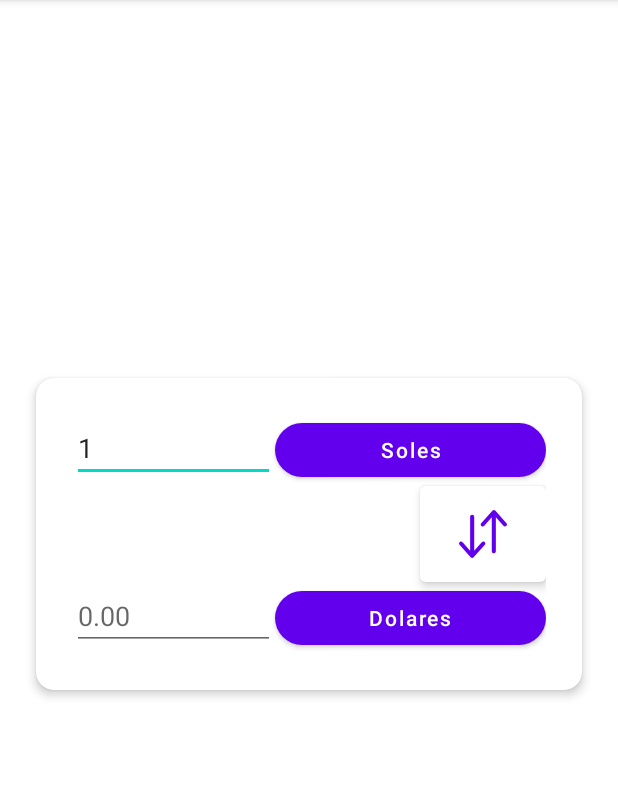
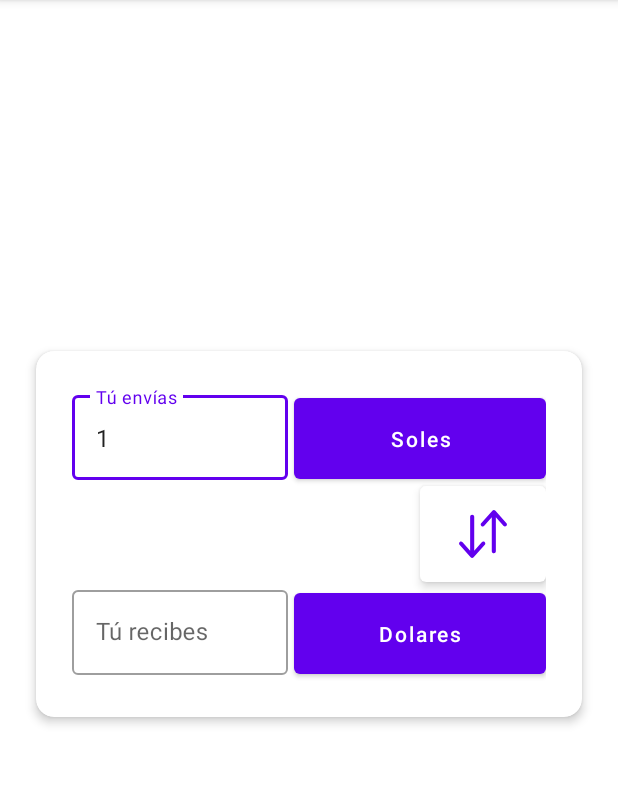
Before and after one commit to juanricardorc/challenge-peru, an Android app: the fragment ExchangeRateFragment shown on its own in the app's theme, on a phone screen of 412 x 824 dp, the part 84-869 px from its top. Run offline under Robolectric (Android 15) with nearby library versions, the phone set to English and light mode, and no system bars; network calls fail; 1 statement that could not run was skipped.

Commit message:
nuevas vistas.

```diff
--- a/app/src/main/java/com/juanricardorc/androidchallengebcp/presentation/ExchangeRateFragment.kt
+++ b/app/src/main/java/com/juanricardorc/androidchallengebcp/presentation/ExchangeRateFragment.kt
@@ -77,7 +77,14 @@ class ExchangeRateFragment : Fragment(), ExchangeRateBelowButtonListener,
         if (!aboveText.isNullOrBlank() && rateResponse != null) {
             var result = aboveText.toFloat() * rateResponse.value
             this.binding.exchangeRateView.setBelowEditText(result.toString())
+            setupInfo(rateResponse)
         }
+    }
+
+    private fun setupInfo(rateResponse: RateResponse) {
+        var country = this.exchangeRateViewModel.getAboveValue().value?.country
+        this.binding.infoTextView.text =
+            "1 " + country + "  ==>>  " + rateResponse.monetary + " : " + rateResponse.value
     }
 
     private fun initialize() {
--- a/app/src/main/res/layout/fragment_exchange_rate.xml
+++ b/app/src/main/res/layout/fragment_exchange_rate.xml
@@ -24,4 +24,16 @@
         app:layout_constraintStart_toStartOf="parent"
         app:layout_constraintTop_toTopOf="parent" />
 
+    <TextView
+        android:id="@+id/info_text_view"
+        android:layout_width="0dp"
+        android:layout_height="wrap_content"
+        android:layout_margin="12dp"
+        android:gravity="center"
+        android:textStyle="bold"
+        app:layout_constraintEnd_toEndOf="parent"
+        app:layout_constraintStart_toStartOf="parent"
+        app:layout_constraintTop_toBottomOf="@+id/exchange_rate_view"
+        tools:text="información" />
+
 </androidx.constraintlayout.widget.ConstraintLayout>
--- a/uicomponents/src/main/res/layout/exchange_rate_view.xml
+++ b/uicomponents/src/main/res/layout/exchange_rate_view.xml
@@ -22,21 +22,30 @@
                 android:layout_height="wrap_content"
                 android:orientation="horizontal">
 
-                <EditText
-                    android:id="@+id/above_edit_text"
-                    android:layout_width="wrap_content"
+                <com.google.android.material.textfield.TextInputLayout
+                    android:id="@+id/above_text_input_layout"
+                    style="@style/Widget.MaterialComponents.TextInputLayout.OutlinedBox"
+                    android:layout_width="100dp"
                     android:layout_height="wrap_content"
-                    android:layout_weight="0.5"
-                    android:hint="0.00" />
+                    android:layout_weight="0.5">
+
+                    <com.google.android.material.textfield.TextInputEditText
+                        android:id="@+id/above_edit_text"
+                        android:layout_width="match_parent"
+                        android:layout_height="wrap_content"
+                        android:hint="Tú envías" />
+                </com.google.android.material.textfield.TextInputLayout>
+
 
                 <com.google.android.material.button.MaterialButton
                     android:id="@+id/above_material_button"
-                    android:layout_width="wrap_content"
-                    android:layout_height="wrap_content"
+                    android:layout_width="124dp"
+                    android:layout_height="66dp"
+                    android:layout_marginLeft="4dp"
                     android:layout_weight="0.5"
                     android:text="Soles"
                     android:textAllCaps="false"
-                    app:cornerRadius="24dp" />
+                    app:cornerRadius="4dp" />
 
             </LinearLayout>
 
@@ -62,21 +71,29 @@
                 android:layout_height="wrap_content"
                 android:orientation="horizontal">
 
-                <EditText
-                    android:id="@+id/below_edit_text"
-                    android:layout_width="wrap_content"
+                <com.google.android.material.textfield.TextInputLayout
+                    android:id="@+id/below_text_input_layout"
+                    style="@style/Widget.MaterialComponents.TextInputLayout.OutlinedBox"
+                    android:layout_width="100dp"
                     android:layout_height="wrap_content"
-                    android:layout_weight="0.5"
-                    android:hint="0.00" />
+                    android:layout_weight="0.5">
+
+                    <com.google.android.material.textfield.TextInputEditText
+                        android:id="@+id/below_edit_text"
+                        android:layout_width="match_parent"
+                        android:layout_height="wrap_content"
+                        android:hint="Tú recibes" />
+                </com.google.android.material.textfield.TextInputLayout>
 
                 <com.google.android.material.button.MaterialButton
                     android:id="@+id/below_material_button"
-                    android:layout_width="wrap_content"
-                    android:layout_height="wrap_content"
+                    android:layout_width="124dp"
+                    android:layout_height="66dp"
+                    android:layout_marginLeft="4dp"
                     android:layout_weight="0.5"
                     android:text="Dolares"
                     android:textAllCaps="false"
-                    app:cornerRadius="24dp" />
+                    app:cornerRadius="4dp" />
 
             </LinearLayout>
 
```
